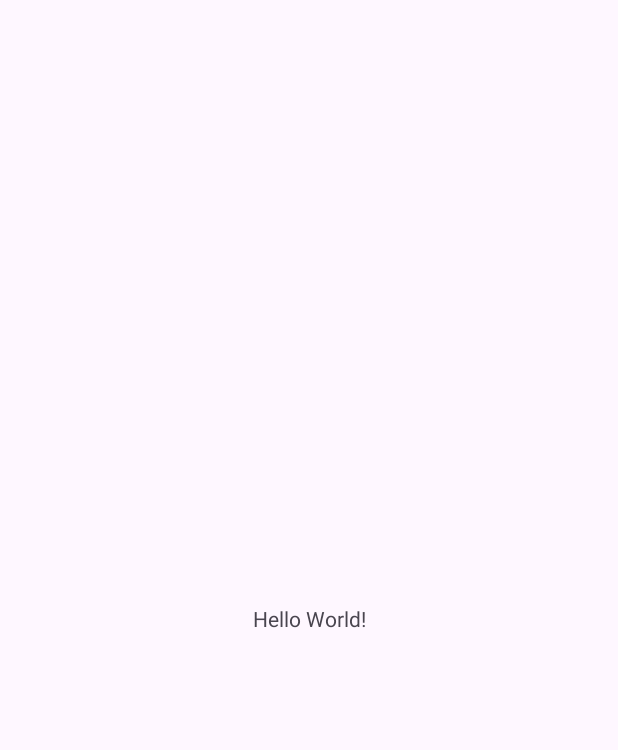
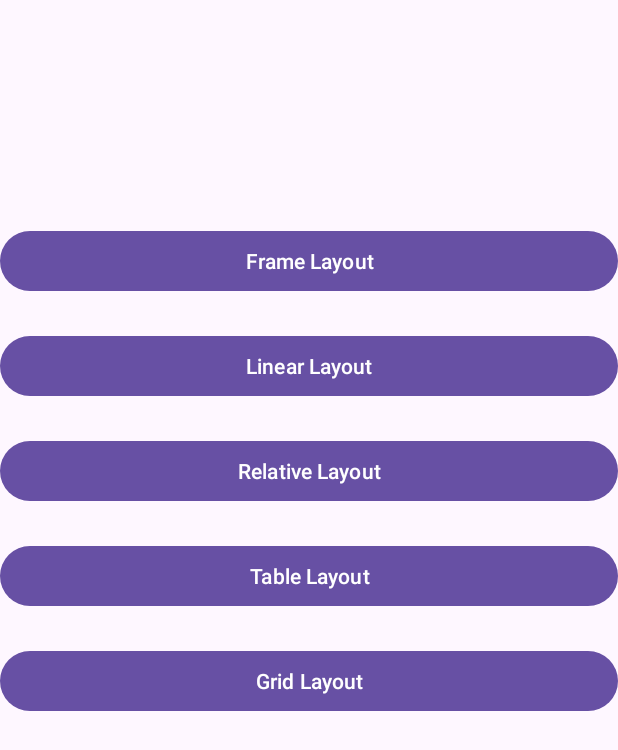
Before and after one commit to JGS83-dev/Practica06LayoutsDSM104, an Android app: the screen it shows after launch (MainActivity), on a phone screen of 412 x 824 dp. Before the commit the part shown is almost empty. Shown: the top 750 px of the screen. Run offline under Robolectric (Android 15) with nearby library versions, the phone set to English and light mode, and no system bars.

Commit message:
Corregidos fallos y agregada navegacion

```diff
--- a/app/src/main/java/udb/edu/sv/dsm/practica06layoutsdsm104/MainActivity.kt
+++ b/app/src/main/java/udb/edu/sv/dsm/practica06layoutsdsm104/MainActivity.kt
@@ -1,20 +1,38 @@
 package udb.edu.sv.dsm.practica06layoutsdsm104
 
+import android.content.Intent
 import android.os.Bundle
-import androidx.activity.enableEdgeToEdge
+import android.view.View
 import androidx.appcompat.app.AppCompatActivity
-import androidx.core.view.ViewCompat
-import androidx.core.view.WindowInsetsCompat
 
 class MainActivity : AppCompatActivity() {
     override fun onCreate(savedInstanceState: Bundle?) {
         super.onCreate(savedInstanceState)
-        enableEdgeToEdge()
         setContentView(R.layout.activity_main)
-        ViewCompat.setOnApplyWindowInsetsListener(findViewById(R.id.main)) { v, insets ->
-            val systemBars = insets.getInsets(WindowInsetsCompat.Type.systemBars())
-            v.setPadding(systemBars.left, systemBars.top, systemBars.right, systemBars.bottom)
-            insets
-        }
+    }
+
+    fun onClickFrame(v: View?) {
+        val llamar = Intent(this, FrameLayout::class.java)
+        startActivity(llamar)
+    }
+
+    fun onClickLinear(v: View?) {
+        val llamar = Intent(this, LinearLayout::class.java)
+        startActivity(llamar)
+    }
+
+    fun onClickRelative(v: View?) {
+        val llamar = Intent(this, RelativeLayout::class.java)
+        startActivity(llamar)
+    }
+
+    fun onClickTable(v: View?) {
+        val llamar = Intent(this, TableLayout::class.java)
+        startActivity(llamar)
+    }
+
+    fun onClickGrid(v: View?) {
+        val llamar = Intent(this, GridLayout::class.java)
+        startActivity(llamar)
     }
 }
--- a/app/src/main/res/layout/activity_frame_layout.xml
+++ b/app/src/main/res/layout/activity_frame_layout.xml
@@ -1,5 +1,6 @@
 <?xml version="1.0" encoding="utf-8"?>
 <androidx.constraintlayout.widget.ConstraintLayout
+    android:id="@+id/main"
     xmlns:android="http://schemas.android.com/apk/res/android"
     xmlns:tools="http://schemas.android.com/tools"
     xmlns:app="http://schemas.android.com/apk/res-auto"
--- a/app/src/main/res/layout/activity_grid_layout.xml
+++ b/app/src/main/res/layout/activity_grid_layout.xml
@@ -1,6 +1,7 @@
 <?xml version="1.0" encoding="utf-8"?>
 <androidx.constraintlayout.widget.ConstraintLayout xmlns:android="http://schemas.android.com/apk/res/android"
     xmlns:app="http://schemas.android.com/apk/res-auto"
+    android:id="@+id/main"
     xmlns:tools="http://schemas.android.com/tools"
     android:layout_width="match_parent"
     android:layout_height="match_parent"
--- a/app/src/main/res/layout/activity_linear_layout.xml
+++ b/app/src/main/res/layout/activity_linear_layout.xml
@@ -1,6 +1,7 @@
 <?xml version="1.0" encoding="utf-8"?>
 <androidx.constraintlayout.widget.ConstraintLayout xmlns:android="http://schemas.android.com/apk/res/android"
     xmlns:app="http://schemas.android.com/apk/res-auto"
+    android:id="@+id/main"
     xmlns:tools="http://schemas.android.com/tools"
     android:layout_width="match_parent"
     android:layout_height="match_parent"
--- a/app/src/main/res/layout/activity_main.xml
+++ b/app/src/main/res/layout/activity_main.xml
@@ -1,19 +1,55 @@
 <?xml version="1.0" encoding="utf-8"?>
-<androidx.constraintlayout.widget.ConstraintLayout xmlns:android="http://schemas.android.com/apk/res/android"
+<LinearLayout xmlns:android="http://schemas.android.com/apk/res/android"
     xmlns:app="http://schemas.android.com/apk/res-auto"
     xmlns:tools="http://schemas.android.com/tools"
-    android:id="@+id/main"
     android:layout_width="match_parent"
     android:layout_height="match_parent"
+    android:orientation="vertical"
     tools:context=".MainActivity">
 
-    <TextView
-        android:layout_width="wrap_content"
+    <Button
+        android:id="@+id/btnFrame"
+        android:layout_width="match_parent"
         android:layout_height="wrap_content"
-        android:text="Hello World!"
-        app:layout_constraintBottom_toBottomOf="parent"
-        app:layout_constraintEnd_toEndOf="parent"
-        app:layout_constraintStart_toStartOf="parent"
-        app:layout_constraintTop_toTopOf="parent" />
+        android:layout_marginTop="150dp"
+        android:onClick="onClickFrame"
+        android:text="Frame Layout"
+        android:textAllCaps="false" />
 
-</androidx.constraintlayout.widget.ConstraintLayout>
+    <Button
+        android:id="@+id/btnLinear"
+        android:layout_width="match_parent"
+        android:layout_height="wrap_content"
+        android:layout_marginTop="22dp"
+        android:onClick="onClickLinear"
+        android:text="Linear Layout"
+        android:textAllCaps="false" />
+
+    <Button
+        android:id="@+id/btnRelative"
+        android:layout_width="match_parent"
+        android:layout_height="wrap_content"
+        android:layout_marginTop="22dp"
+        android:onClick="onClickRelative"
+        android:text="Relative Layout"
+        android:textAllCaps="false" />
+
+    <Button
+        android:id="@+id/btnTable"
+        android:layout_width="match_parent"
+        android:layout_height="wrap_content"
+        android:layout_marginTop="22dp"
+        android:onClick="onClickTable"
+        android:text="Table Layout"
+        android:textAllCaps="false" />
+
+    <Button
+        android:id="@+id/btnGrid"
+        android:layout_width="match_parent"
+        android:layout_height="wrap_content"
+        android:layout_marginTop="22dp"
+        android:onClick="onClickGrid"
+        android:text="Grid Layout"
+        android:textAllCaps="false" />
+
+</LinearLayout>
--- a/app/src/main/res/layout/activity_relative_layout.xml
+++ b/app/src/main/res/layout/activity_relative_layout.xml
@@ -1,6 +1,7 @@
 <?xml version="1.0" encoding="utf-8"?>
 <androidx.constraintlayout.widget.ConstraintLayout xmlns:android="http://schemas.android.com/apk/res/android"
     xmlns:app="http://schemas.android.com/apk/res-auto"
+    android:id="@+id/main"
     xmlns:tools="http://schemas.android.com/tools"
     android:layout_width="match_parent"
     android:layout_height="match_parent"
--- a/app/src/main/res/layout/activity_table_layout.xml
+++ b/app/src/main/res/layout/activity_table_layout.xml
@@ -1,6 +1,7 @@
 <?xml version="1.0" encoding="utf-8"?>
 <androidx.constraintlayout.widget.ConstraintLayout xmlns:android="http://schemas.android.com/apk/res/android"
     xmlns:app="http://schemas.android.com/apk/res-auto"
+    android:id="@+id/main"
     xmlns:tools="http://schemas.android.com/tools"
     android:layout_width="match_parent"
     android:layout_height="match_parent"
```
